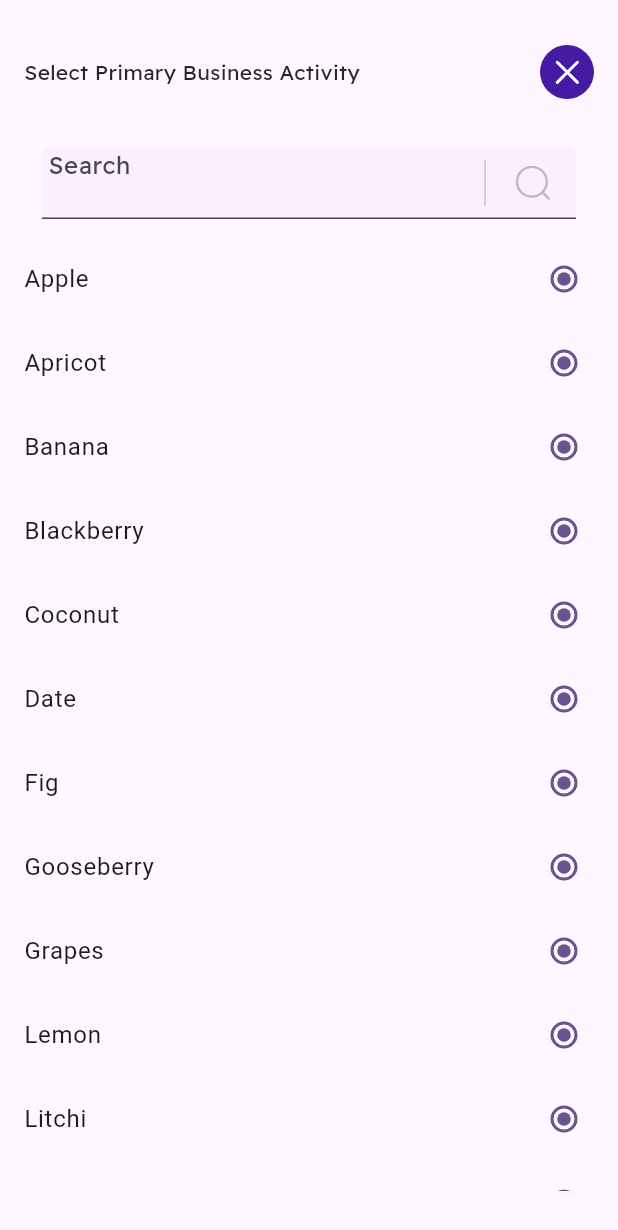
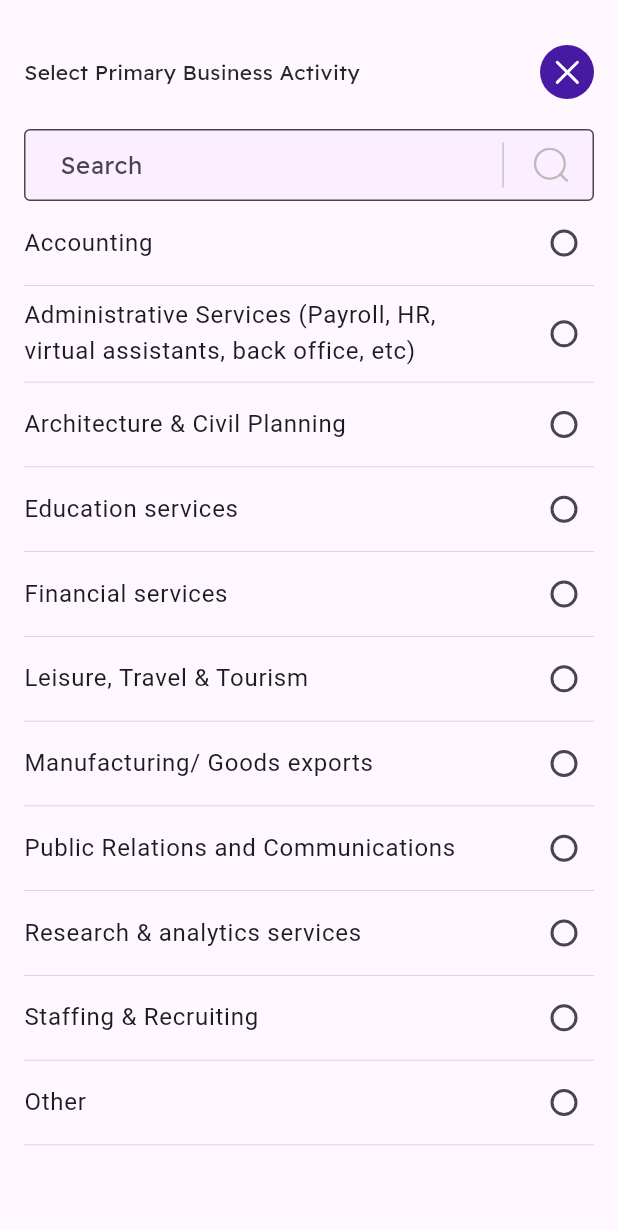
Before and after one commit to SushmitaBhor/kyc, a Flutter app: the ListSearch widget shown alone on an empty page, opened directly, on a phone screen of 412 x 824 dp. Shown: the top 1230 px of the screen. Run offline on Flutter 3.47's test engine with Material 2 defaults, Android fonts, the phone set to English and light mode, and no system bars; our stand-ins replace camera, dotted_border, easy_stepper, file_picker, flutter_svg; missing offline and left inert: casa_vertical_stepper, custom_timer, flutter_pin_code_fields.

Commit message:
list tile

```diff
--- a/lib/pages/searchListOfPrimaryBusinessActivity.dart
+++ b/lib/pages/searchListOfPrimaryBusinessActivity.dart
@@ -10,29 +10,24 @@ class ListSearchState extends State<ListSearch> {
   TextEditingController _textController = TextEditingController();
 
   static List<String> mainDataList = [
-    "Apple",
-    "Apricot",
-    "Banana",
-    "Blackberry",
-    "Coconut",
-    "Date",
-    "Fig",
-    "Gooseberry",
-    "Grapes",
-    "Lemon",
-    "Litchi",
-    "Mango",
-    "Orange",
-    "Papaya",
-    "Peach",
-    "Pineapple",
-    "Pomegranate",
-    "Starfruit"
+    "Accounting",
+    "Administrative Services (Payroll, HR, virtual assistants, back office, etc)",
+    "Architecture & Civil Planning",
+    "Education services",
+    "Financial services",
+    "Leisure, Travel & Tourism",
+    "Manufacturing/ Goods exports",
+    "Public Relations and Communications",
+    "Research & analytics services",
+    "Staffing & Recruiting",
+    "Other",
+
   ];
 
   // Copy Main List into New List.
   List<String> newDataList = List.from(mainDataList);
   bool _isRadioSelected = false;
+  bool _activity = true;
 
   onItemChanged(String value) {
     setState(() {
@@ -44,10 +39,8 @@ class ListSearchState extends State<ListSearch> {
 
   @override
   Widget build(BuildContext context) {
-    return Scaffold(
-      resizeToAvoidBottomInset: false,
-      body: Container(
-        decoration: BoxDecoration(borderRadius: BorderRadius.circular(16)),
+    return  Container(
+      decoration: BoxDecoration(borderRadius: BorderRadius.circular(16),),
       padding: const EdgeInsets.symmetric(horizontal: 16,vertical: 30),
       child: Column(
         children: <Widget>[
@@ -62,17 +55,16 @@ class ListSearchState extends State<ListSearch> {
             ],
           ),
           const SizedBox(height: 20,),
-            Padding(
-              padding: const EdgeInsets.all(12.0),
-              child: TextField(
+          TextField(
             controller: _textController,
             style: styleText(
                 color: const Color(0xff666666),
                 fontWeight: FontWeight.w300,
                 fontSize: 16.0),
             decoration: InputDecoration(
+border: OutlineInputBorder(borderSide: BorderSide(color: Color(0xffF3F3F3))),
                 contentPadding:
-                         EdgeInsets.zero,
+                EdgeInsets.only(left: 20),
                 suffixIcon: Row(
                   mainAxisSize: MainAxisSize.min,
                   mainAxisAlignment: MainAxisAlignment.end,
@@ -94,15 +86,16 @@ class ListSearchState extends State<ListSearch> {
                 fillColor: const Color(0xffFBEEFE)),
             onChanged: onItemChanged,
           ),
-            ),
           Expanded(
             child: ListView(
 
               children: newDataList.map((data) {
-                  return RadioListTile(
-                    title: Text(data),
+                return Column(
+                  children: [
+                    RadioListTile(
+                      title: Text(data),selected: _isRadioSelected==_activity,
                       controlAffinity: ListTileControlAffinity.trailing,contentPadding: EdgeInsets.zero,
-                    value: false,
+                      value: _activity,
                       groupValue: _isRadioSelected,
                       onChanged: (bool? value) {
                         print(data);
@@ -110,13 +103,15 @@ class ListSearchState extends State<ListSearch> {
                           _isRadioSelected = value!;
                         });
                       },
+                    ),
+                    Container(color: Color(0xffCCCCCC),height: 0.5,)
+                  ],
                 );
               }).toList(),
             ),
           )
         ],
       ),
-      ),
     );
   }
 }
--- a/lib/pages/uploadPan.dart
+++ b/lib/pages/uploadPan.dart
@@ -288,7 +288,6 @@ class _UploadPanState extends State<UploadPan>
   }
 openBankActivity(){
     return showModalBottomSheet(
-        shape: RoundedRectangleBorder(borderRadius: BorderRadius.circular(16)),
         context: context, builder: (BuildContext context){
       return ListSearch();
     });
```
Lines whose indentation alone changed are shown as unchanged.
